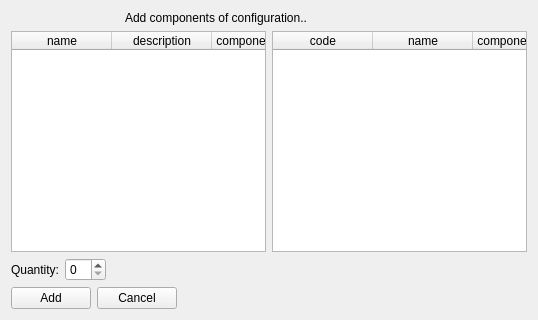
Qt form qt/apps/configurator/forms/configuration_component_add.ui (Wolframe/qtClient) before a commit.
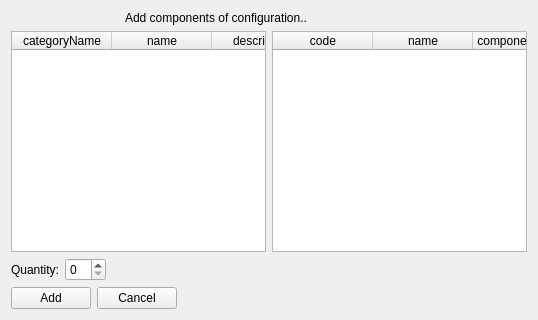
The same form after that commit. Icons and pictures are not drawn.

Commit message: configurator: small fixes in components per configuration

The edit to the form file:
```diff
--- a/qt/apps/configurator/forms/configuration_component_add.ui
+++ b/qt/apps/configurator/forms/configuration_component_add.ui
@@ -272,6 +272,11 @@
        <attribute name="verticalHeaderStretchLastSection">
         <bool>false</bool>
        </attribute>
+       <column>
+        <property name="text">
+         <string>categoryName</string>
+        </property>
+       </column>
        <column>
         <property name="text">
          <string>name</string>
@@ -282,16 +287,6 @@
          <string>description</string>
         </property>
        </column>
-       <column>
-        <property name="text">
-         <string>componentName</string>
-        </property>
-       </column>
-       <column>
-        <property name="text">
-         <string>creationDate</string>
-        </property>
-       </column>
        <column>
         <property name="text">
          <string>comment</string>
```
The commit also changes 2 other files.
